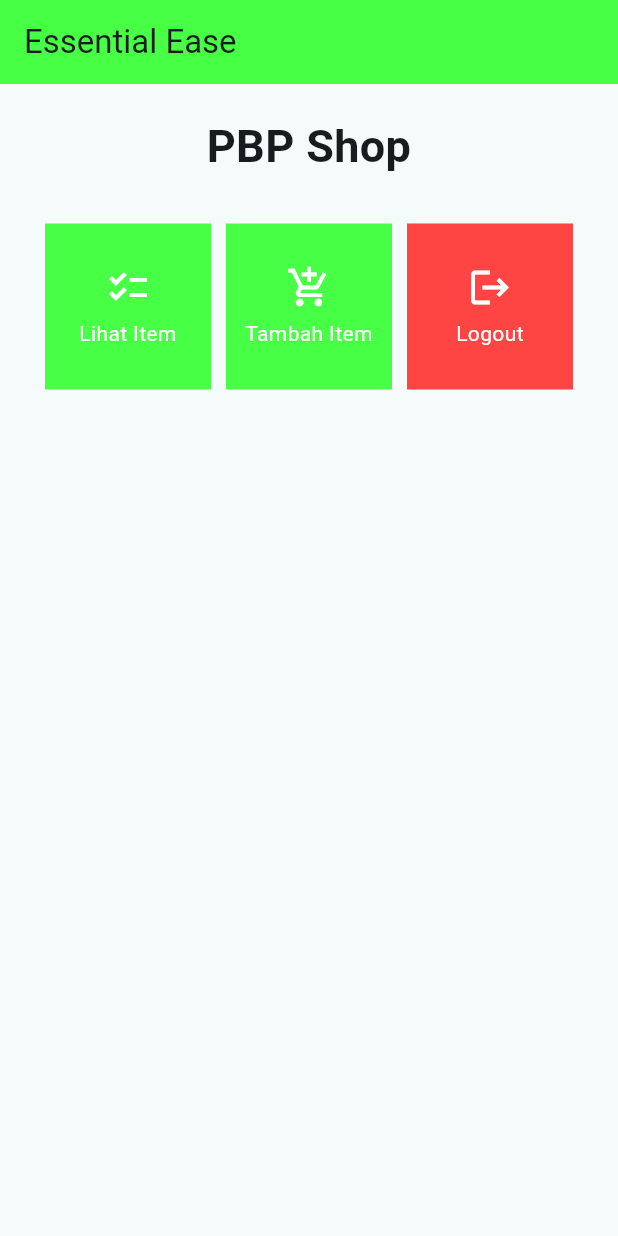
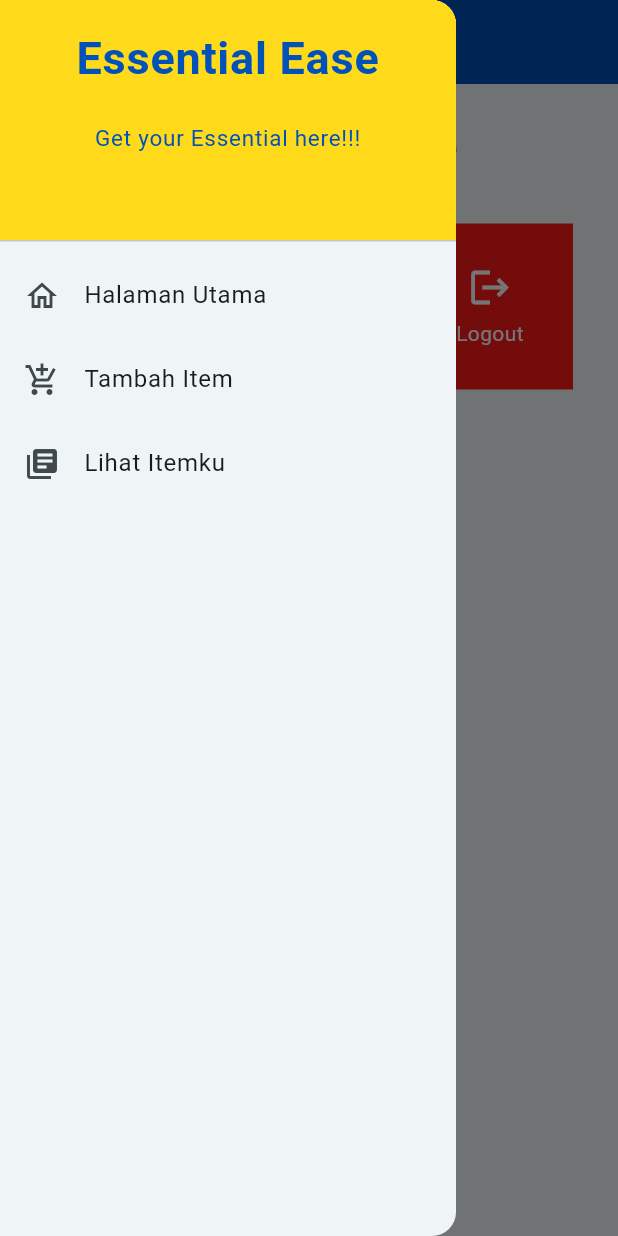
Before and after one commit to MuhRafliD/essential-ease-mobile, a Flutter app: the screen it shows after launch, with the side drawer open (before the commit the screen has no drawer), on a phone screen of 412 x 824 dp. Run offline on Flutter 3.47's test engine with Material 2 defaults, Android fonts, the phone set to English and light mode, and no system bars.

Commit message:
Tugas 8 Selesai

```diff
--- a/lib/main.dart
+++ b/lib/main.dart
@@ -1,5 +1,5 @@
 import 'package:flutter/material.dart';
-import 'package:essential_ease/menu.dart';
+import 'package:essential_ease/screens/menu.dart';
 
 void main() {
   runApp(const MyApp());
@@ -31,7 +31,7 @@ class MyApp extends StatelessWidget {
         // tested with just a hot reload.
         colorScheme: ColorScheme.fromSeed(seedColor: Colors.white),
         appBarTheme: const AppBarTheme(
-          backgroundColor : Color.fromARGB(255, 71, 255, 68),
+          backgroundColor : Color.fromARGB(255, 0, 81, 186),
         ),
         useMaterial3: true,
       ),
--- a/lib/menu.dart
+++ b/lib/screens/menu.dart
@@ -1,11 +1,15 @@
+import 'package:essential_ease/screens/data_item.dart';
 import 'package:flutter/material.dart';
+import 'package:essential_ease/widgets/left_drawer.dart';
+import 'package:essential_ease/screens/shoplist_form.dart';
+import 'package:essential_ease/widgets/shop_card.dart';
 
 class MyHomePage extends StatelessWidget {
   MyHomePage({Key? key}) : super(key: key);
   final List<ShopItem> items = [
-    ShopItem("Lihat Item", Icons.checklist, Color.fromARGB(255, 71, 255, 68)),
-    ShopItem("Tambah Item", Icons.add_shopping_cart, Color.fromARGB(255, 71, 255, 68)),
-    ShopItem("Logout", Icons.logout, Color.fromARGB(255, 255, 68, 68)),
+    ShopItem("Lihat Item", Icons.checklist, Color.fromARGB(255, 0, 81, 186)),
+    ShopItem("Tambah Item", Icons.add_shopping_cart,Color.fromARGB(255, 255, 218, 26)),
+    ShopItem("Logout", Icons.logout,Color.fromARGB(255, 255, 26, 26)),
   ];
 
   @override
@@ -20,8 +24,10 @@ class MyHomePage extends StatelessWidget {
       appBar: AppBar(
         title: const Text(
           'Essential Ease',
+
         ),
       ),
+      drawer: const LeftDrawer(),
       body: SingleChildScrollView(
         // Widget wrapper yang dapat discroll
         child: Padding(
@@ -33,7 +39,7 @@ class MyHomePage extends StatelessWidget {
                 padding: EdgeInsets.only(top: 10.0, bottom: 10.0),
                 // Widget Text untuk menampilkan tulisan dengan alignment center dan style yang sesuai
                 child: Text(
-                  'PBP Shop', // Text yang menandakan toko
+                  'Essential Ease', // Text yang menandakan toko
                   textAlign: TextAlign.center,
                   style: TextStyle(
                     fontSize: 30,
@@ -63,13 +69,6 @@ class MyHomePage extends StatelessWidget {
   }
 }
 
-class ShopItem {
-  final String name;
-  final IconData icon;
-  final Color color;
-
-  ShopItem(this.name, this.icon, this.color);
-}
 
 class ShopCard extends StatelessWidget {
   final ShopItem item;
@@ -88,6 +87,15 @@ class ShopCard extends StatelessWidget {
             ..hideCurrentSnackBar()
             ..showSnackBar(SnackBar(
                 content: Text("Kamu telah menekan tombol ${item.name}!")));
+          // Navigate ke route yang sesuai (tergantung jenis tombol)
+          if(item.name == "Lihat Item"){
+            Navigator.push(context,
+                MaterialPageRoute(builder: (context) => const DataItemPage()));
+          }
+          if (item.name == "Tambah Item") {
+            Navigator.push(context,
+                MaterialPageRoute(builder: (context) => const ShopFormPage()));
+          }
         },
         child: Container(
           // Container untuk menyimpan Icon dan Text
--- /dev/null
+++ b/lib/widgets/globals.dart
@@ -0,0 +1,4 @@
+library essential_ease.globals;
+import 'package:essential_ease/screens/shoplist_form.dart';
+
+List<Item> semuaItem = [];
--- /dev/null
+++ b/lib/widgets/left_drawer.dart
@@ -0,0 +1,82 @@
+import 'package:flutter/material.dart';
+import 'package:essential_ease/screens/menu.dart';
+import 'package:essential_ease/screens/shoplist_form.dart';
+import 'package:essential_ease/screens/data_item.dart';
+
+
+
+class LeftDrawer extends StatelessWidget {
+  const LeftDrawer({super.key});
+
+  @override
+  Widget build(BuildContext context) {
+    return Drawer(
+      child: ListView(
+        children: [
+          const DrawerHeader(
+            decoration: BoxDecoration(
+              color: Color.fromARGB(255, 255, 218, 26),
+            ),
+            child: Column(
+              children: [
+                Text(
+                  'Essential Ease',
+                  textAlign: TextAlign.center,
+                  style: TextStyle(
+                    fontSize: 30,
+                    fontWeight: FontWeight.bold,
+                    color: Color.fromARGB(255, 0, 81, 186),
+                  ),
+                ),
+                Padding(padding: EdgeInsets.all(10)),
+                Text("Get your Essential here!!!",
+                  textAlign: TextAlign.center,
+                  style: TextStyle(
+                    fontSize: 15,
+                    fontWeight: FontWeight.normal,
+                    color: Color.fromARGB(255, 0, 81, 186),
+                  ),
+                ),
+              ],
+            ),
+          ),
+          ListTile(
+            leading: const Icon(Icons.home_outlined),
+            title: const Text('Halaman Utama'),
+            // Bagian redirection ke MyHomePage
+            onTap: () {
+              Navigator.pushReplacement(
+                  context,
+                  MaterialPageRoute(
+                    builder: (context) => MyHomePage(),
+                  ));
+            },
+          ),
+          ListTile(
+            leading: const Icon(Icons.add_shopping_cart),
+            title: const Text('Tambah Item'),
+            // Bagian redirection ke ShopFormPage
+            onTap: () {
+              Navigator.pushReplacement(
+                  context,
+                  MaterialPageRoute(
+                    builder: (context) => const ShopFormPage(),
+                  ));
+            },
+          ),
+          ListTile(
+            leading: const Icon(Icons.library_books),
+            title: const Text('Lihat Itemku'),
+            onTap: () {
+              Navigator.pushReplacement(
+                  context,
+                  MaterialPageRoute(
+                    builder: (context) => const DataItemPage(),
+                  ));
+            },
+          ),
+        ],
+      ),
+    );
+  }
+}
--- /dev/null
+++ b/lib/widgets/shop_card.dart
@@ -0,0 +1,9 @@
+import 'package:flutter/material.dart';
+
+class ShopItem {
+  final String name;
+  final IconData icon;
+  final Color color;
+
+  ShopItem(this.name, this.icon,this.color);
+}
```
Also changed, not shown: lib/screens/data_item.dart (added, +44 -0 lines), lib/screens/shoplist_form.dart (added, +183 -0 lines).
